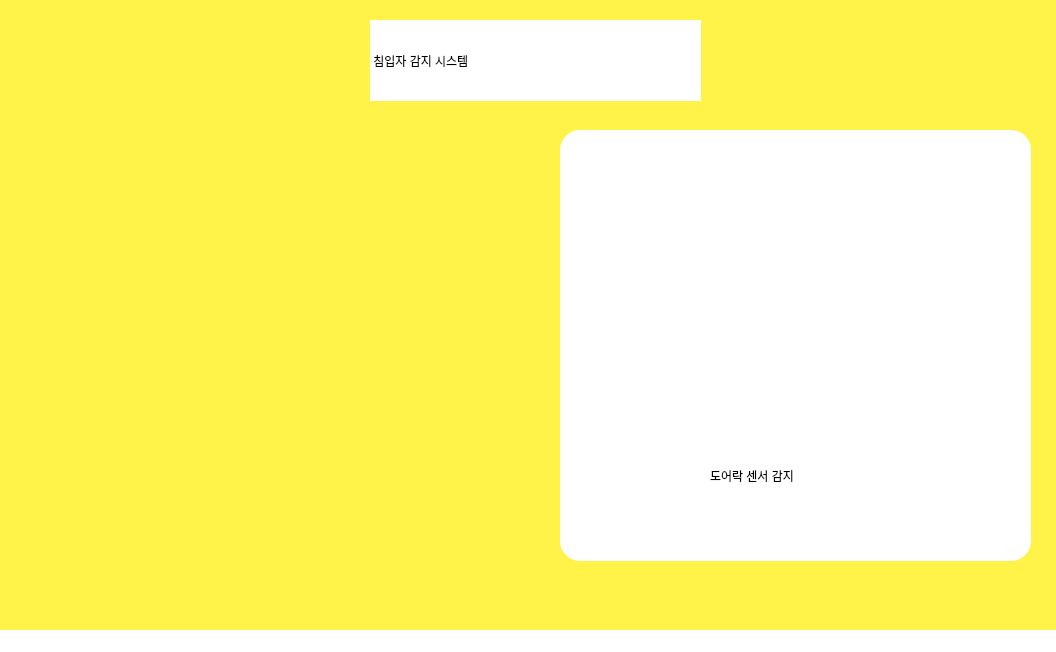
This is sensor_project/sensor.ui in my0614/pyqt5 as Qt 5 draws it before an edit. The edited form follows.
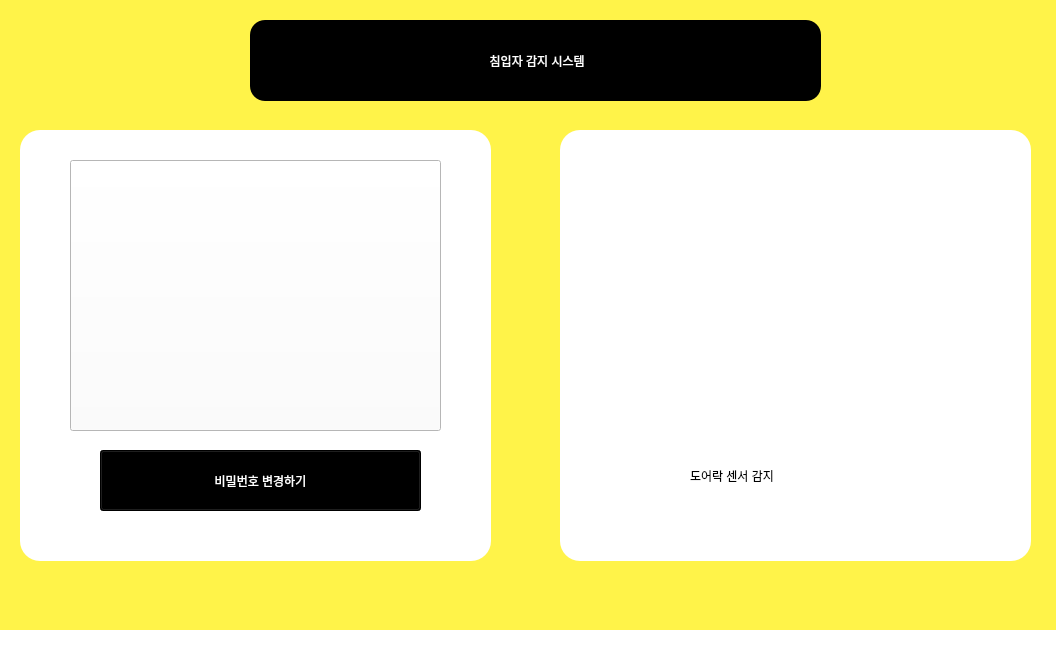
This is the edited form. Icons and pictures are not drawn.

Commit message: add : design 수정

What changed in the file:
```diff
--- a/sensor_project/sensor.ui
+++ b/sensor_project/sensor.ui
@@ -20,19 +20,25 @@
    <widget class="QLabel" name="title">
     <property name="geometry">
      <rect>
-      <x>370</x>
+      <x>250</x>
       <y>20</y>
-      <width>331</width>
+      <width>571</width>
       <height>81</height>
      </rect>
     </property>
     <property name="styleSheet">
-     <string notr="true">font: 75 22pt &quot;Arial Narrow&quot;;
-background_color : none;</string>
+     <string notr="true">font: 200 22pt &quot;Arial Narrow&quot;;
+background-color: rgb(0, 0, 0);
+color : white;
+border-radius : 15px;
+</string>
     </property>
     <property name="text">
      <string> 침입자 감지 시스템</string>
     </property>
+    <property name="alignment">
+     <set>Qt::AlignCenter</set>
+    </property>
    </widget>
    <widget class="QLabel" name="background">
     <property name="geometry">
@@ -85,10 +91,10 @@
      <string/>
     </property>
    </widget>
-   <widget class="QLabel" name="label">
+   <widget class="QLabel" name="sensor_text">
     <property name="geometry">
      <rect>
-      <x>710</x>
+      <x>690</x>
       <y>450</y>
       <width>221</width>
       <height>51</height>
@@ -101,11 +107,64 @@
      <string>도어락 센서 감지</string>
     </property>
    </widget>
+   <widget class="QLabel" name="password">
+    <property name="geometry">
+     <rect>
+      <x>20</x>
+      <y>130</y>
+      <width>471</width>
+      <height>431</height>
+     </rect>
+    </property>
+    <property name="styleSheet">
+     <string notr="true">border-radius : 20px;</string>
+    </property>
+    <property name="text">
+     <string/>
+    </property>
+   </widget>
+   <widget class="QPushButton" name="password_pic">
+    <property name="geometry">
+     <rect>
+      <x>70</x>
+      <y>160</y>
+      <width>371</width>
+      <height>271</height>
+     </rect>
+    </property>
+    <property name="styleSheet">
+     <string notr="true">background-image: url(:/newPrefix/password.png);</string>
+    </property>
+    <property name="text">
+     <string/>
+    </property>
+   </widget>
+   <widget class="QPushButton" name="password_bt">
+    <property name="geometry">
+     <rect>
+      <x>100</x>
+      <y>450</y>
+      <width>321</width>
+      <height>61</height>
+     </rect>
+    </property>
+    <property name="styleSheet">
+     <string notr="true">background-color: rgb(0, 0, 0);
+font: 75 15pt &quot;Agency FB&quot;;
+color : white;</string>
+    </property>
+    <property name="text">
+     <string>비밀번호 변경하기</string>
+    </property>
+   </widget>
    <zorder>background</zorder>
    <zorder>title</zorder>
    <zorder>sensor</zorder>
    <zorder>picture</zorder>
-   <zorder>label</zorder>
+   <zorder>sensor_text</zorder>
+   <zorder>password</zorder>
+   <zorder>password_pic</zorder>
+   <zorder>password_bt</zorder>
   </widget>
   <widget class="QMenuBar" name="menubar">
    <property name="geometry">
```
Left out of the diff: 1 changed line with no effect on the pictures.
